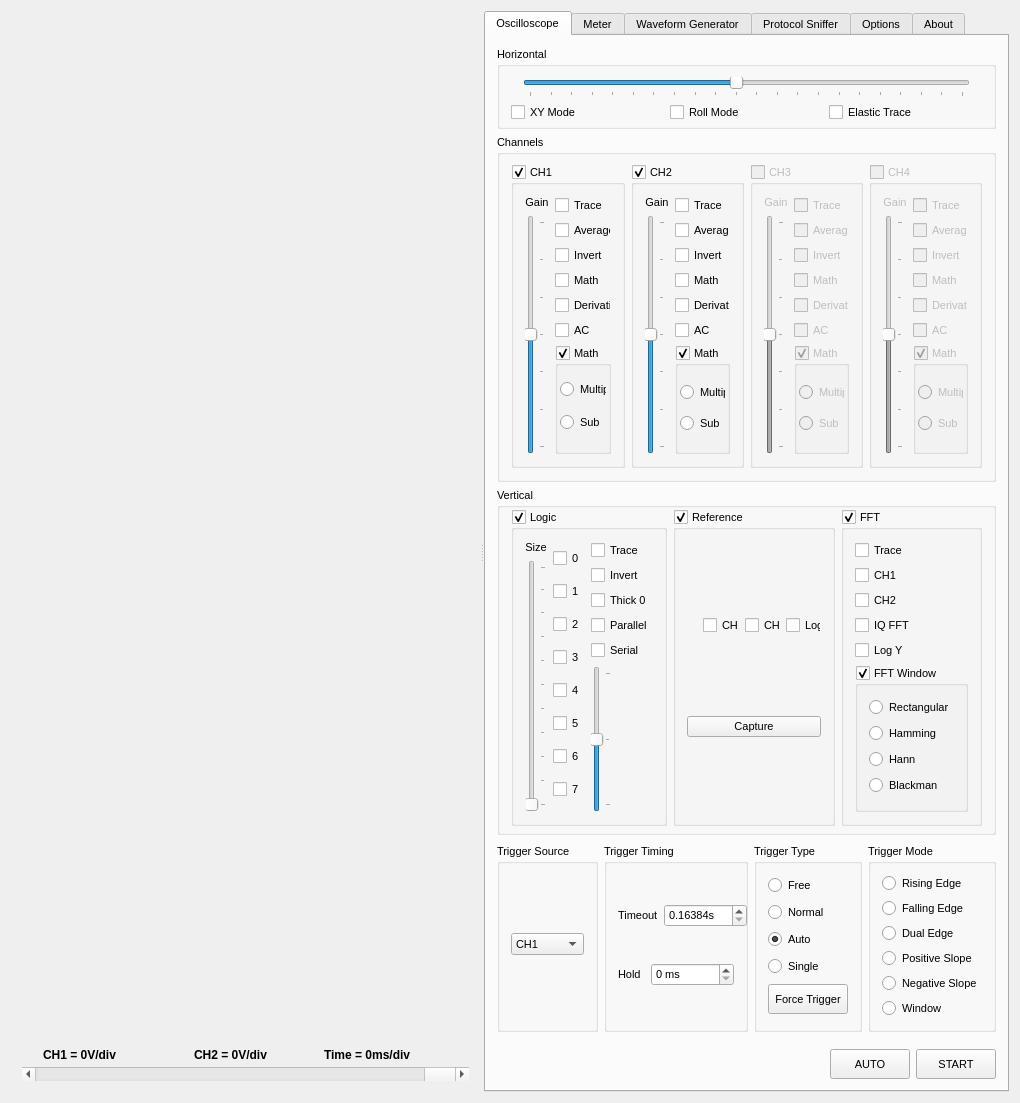
First picture: the form in xprotolabinterface.ui, repository ganzziani/xscopes-qt, before the edit.
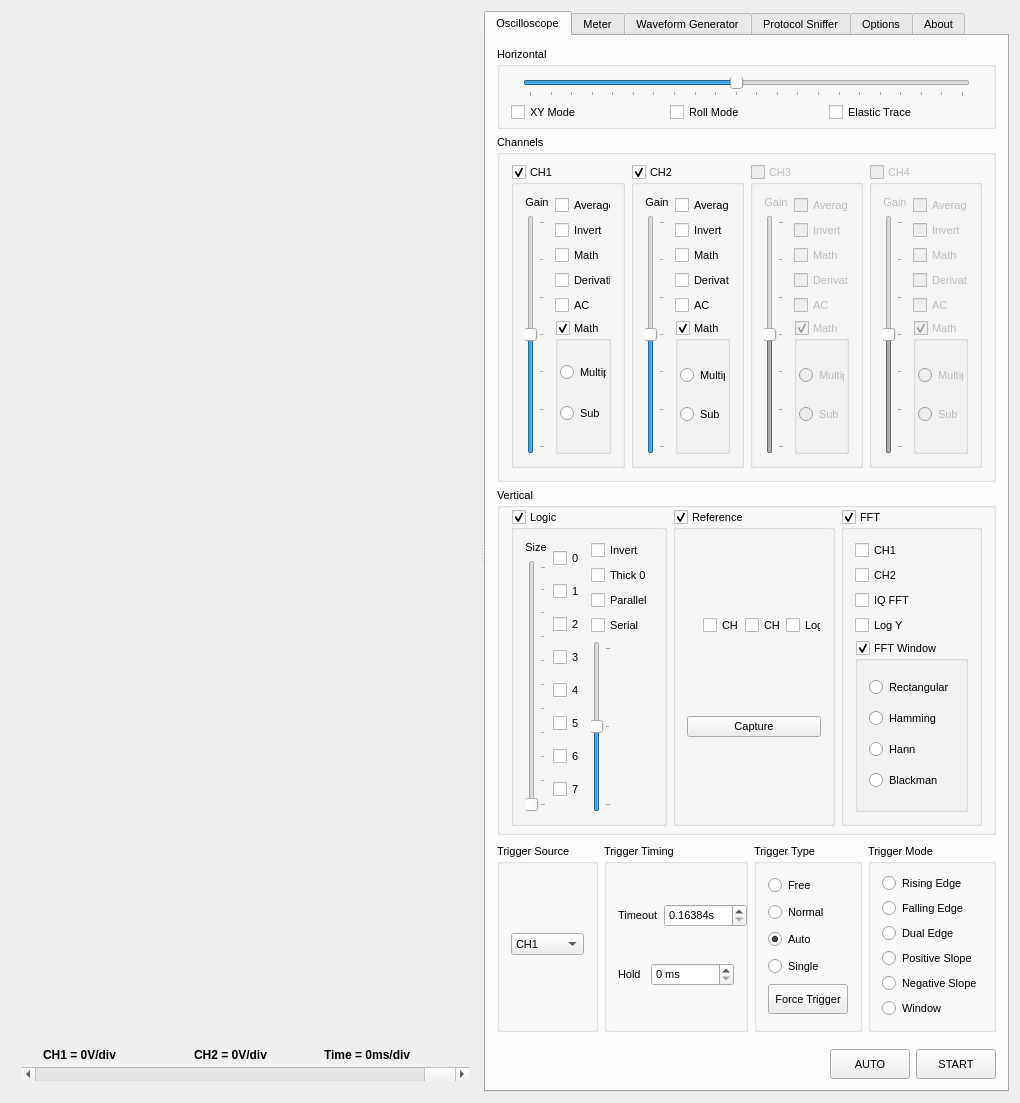
Second picture: the form after the edit. Icons and pictures are not drawn. Custom widgets are drawn as their Qt base class.

What changed in the file:
```diff
--- a/xprotolabinterface.ui
+++ b/xprotolabinterface.ui
@@ -460,16 +460,6 @@
                </item>
                <item>
                 <layout class="QVBoxLayout" name="verticalLayout_7">
-                 <item>
-                  <widget class="QCheckBox" name="checkBoxCH1Trace">
-                   <property name="toolTip">
-                    <string>Display CH1 trace</string>
-                   </property>
-                   <property name="text">
-                    <string>Trace</string>
-                   </property>
-                  </widget>
-                 </item>
                  <item>
                   <widget class="QCheckBox" name="checkBoxCH1Average">
                    <property name="toolTip">
@@ -619,16 +609,6 @@
                </item>
                <item>
                 <layout class="QVBoxLayout" name="verticalLayout_14">
-                 <item>
-                  <widget class="QCheckBox" name="checkBoxCH2Trace">
-                   <property name="toolTip">
-                    <string>Display CH2 trace</string>
-                   </property>
-                   <property name="text">
-                    <string>Trace</string>
-                   </property>
-                  </widget>
-                 </item>
                  <item>
                   <widget class="QCheckBox" name="checkBoxCH2Average">
                    <property name="toolTip">
@@ -781,16 +761,6 @@
                </item>
                <item>
                 <layout class="QVBoxLayout" name="verticalLayout_18">
-                 <item>
-                  <widget class="QCheckBox" name="checkBoxCH2Trace_2">
-                   <property name="toolTip">
-                    <string>Display CH2 trace</string>
-                   </property>
-                   <property name="text">
-                    <string>Trace</string>
-                   </property>
-                  </widget>
-                 </item>
                  <item>
                   <widget class="QCheckBox" name="checkBoxCH2Average_2">
                    <property name="toolTip">
@@ -943,16 +913,6 @@
                </item>
                <item>
                 <layout class="QVBoxLayout" name="verticalLayout_25">
-                 <item>
-                  <widget class="QCheckBox" name="checkBoxCH2Trace_3">
-                   <property name="toolTip">
-                    <string>Display CH2 trace</string>
-                   </property>
-                   <property name="text">
-                    <string>Trace</string>
-                   </property>
-                  </widget>
-                 </item>
                  <item>
                   <widget class="QCheckBox" name="checkBoxCH2Average_3">
                    <property name="toolTip">
@@ -1178,16 +1138,6 @@
                </item>
                <item>
                 <layout class="QVBoxLayout" name="verticalLayout_23">
-                 <item>
-                  <widget class="QCheckBox" name="checkBoxCHDTrace">
-                   <property name="toolTip">
-                    <string>Display logic traces</string>
-                   </property>
-                   <property name="text">
-                    <string>Trace</string>
-                   </property>
-                  </widget>
-                 </item>
                  <item>
                   <widget class="QCheckBox" name="checkBoxCHDInvert">
                    <property name="toolTip">
@@ -1337,13 +1287,6 @@
                <bool>true</bool>
               </property>
               <layout class="QVBoxLayout" name="verticalLayout_5">
-               <item>
-                <widget class="QCheckBox" name="checkBoxFFTTrace">
-                 <property name="text">
-                  <string>Trace</string>
-                 </property>
-                </widget>
-               </item>
                <item>
                 <widget class="QCheckBox" name="checkBoxFFTCH1">
                  <property name="text">
```
Left out of the diff: 12 changed lines with no effect on the pictures.
